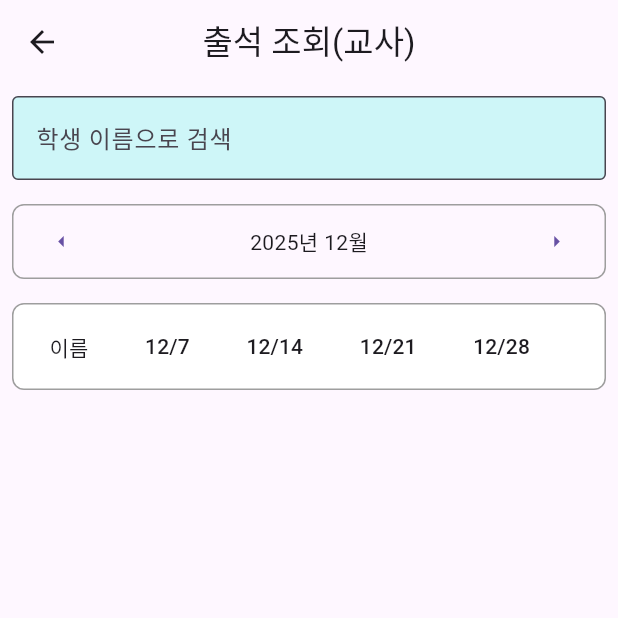
After one commit to Dev-Combu/Do_dream_youth, a Flutter app: the screen it shows once a user with an empty profile is signed in, item 2 of the bottom bar chosen, after a tap on "출석 확인", on a phone screen of 412 x 824 dp, the top half of it. The commit adds this screen. Run offline on Flutter 3.47's test engine with Material 3 defaults, Android fonts, the phone set to English and light mode, and no system bars; our stand-ins replace cloud_firestore, firebase_auth, firebase_core, flutter_riverpod, freezed_annotation, go_router and 3 more; missing offline and left inert: mobile_scanner; accounts and stored records are empty.

Commit message:
feat/교사 계정에서의 출석 확인

```diff
--- a/lib/data/repository_impl/at_history_repository_impl.dart
+++ b/lib/data/repository_impl/at_history_repository_impl.dart
@@ -7,7 +7,17 @@ class AtHistoryRepositoryImpl implements AtHistoryRepository{
   final AtHistoryDataSource _atHistoryDataSource;
 
   @override
-  Future<List<AtHistoryEntity>> readAtHistory() async{
+  Future<List<AtHistoryEntity>> readAtHistorySt() async{
+    final result = await _atHistoryDataSource.readAtHistorySt();
+    return result.map((dto) => AtHistoryEntity(
+      name: dto.name,
+      userId: dto.userId,
+      timestamp: dto.timestamp,
+    )).toList();
+  }
+
+  @override
+  Future<List<AtHistoryEntity>> readAtHistory() async {
     final result = await _atHistoryDataSource.readAtHistory();
     return result.map((dto) => AtHistoryEntity(
       name: dto.name,
--- a/lib/data/source/at_history/at_history_data_source.dart
+++ b/lib/data/source/at_history/at_history_data_source.dart
@@ -2,4 +2,5 @@ import 'package:do_dream_youth/data/dto/at_history/at_history_dto.dart';
 
 abstract class AtHistoryDataSource {
   Future<List<AtHistoryDto>> readAtHistory();
+  Future<List<AtHistoryDto>> readAtHistorySt();
 }
--- a/lib/data/source/at_history/at_history_data_source_impl.dart
+++ b/lib/data/source/at_history/at_history_data_source_impl.dart
@@ -1,39 +1,59 @@
 import 'package:cloud_firestore/cloud_firestore.dart';
 import 'package:do_dream_youth/data/dto/at_history/at_history_dto.dart';
 import 'package:do_dream_youth/data/source/at_history/at_history_data_source.dart';
+import 'package:firebase_auth/firebase_auth.dart';
 import 'package:logger/logger.dart';
 
 class AtHistoryDataSourceImpl implements AtHistoryDataSource {
   final FirebaseFirestore _firestore = FirebaseFirestore.instance;
   Logger log = Logger();
+  final String _uuid = FirebaseAuth.instance.currentUser!.uid;
 
   @override
-  Future<List<AtHistoryDto>> readAtHistory() async {
+  Future<List<AtHistoryDto>> readAtHistorySt() async {
     try {
-      final docRef = await _firestore
+      final docRef = _firestore
           .collection('attendance_students_all')
-          .get();
-      log.e(docRef.docs);
-      print("확인중 : ${docRef.docs}");
-      final atHistoryList = docRef.docs.expand((doc) {
-        final data = doc.data();
-        final name = data['name'];
+          .doc(_uuid);
+      final attendanceRef = await docRef.collection('attendance_history').get();
 
-        final attendances = data['attendances'] as Map<String, dynamic>;
-        return attendances.entries.map((entry) {
-          final value = entry.value;
+      final atHistoryList = attendanceRef.docs.map(
+        (doc) => AtHistoryDto(
+          name: doc['name'],
+          timestamp: doc['timestamp'].toDate(),
+          userId: _uuid,
+        ),
+      );
+      return atHistoryList.toList();
+    } catch (e) {
+      log.i('e: $e');
+      return Future.error(e);
+    }
+  }
 
-          return AtHistoryDto(
-            userId: doc.id,
-            name: name,
-            timestamp: value['timestamp'],
+  @override
+  Future<List<AtHistoryDto>> readAtHistory() async{
+    try{
+      final docref = _firestore
+          .collection('attendance_students_all');
+      final attendanceRef = await docref.get();
+      final atHistoryList = <AtHistoryDto>[];
+
+      for (var doc in attendanceRef.docs) {
+        final querySnapshot = await doc.reference.collection('attendance_history').get();
+        for (var historyDoc in querySnapshot.docs) {
+          atHistoryList.add(
+            AtHistoryDto(
+              name: historyDoc['name'],
+              timestamp: historyDoc['timestamp'].toDate(),
+              userId: doc.id,
+            ),
           );
-        });
-      }).toList();
-      log.e(atHistoryList);
+        }
+      }
       return atHistoryList;
     } catch (e) {
-      log.i(  'e: $e');
+      log.i('e: $e');
       return Future.error(e);
     }
   }
--- a/lib/domain/repository/at_history_repository.dart
+++ b/lib/domain/repository/at_history_repository.dart
@@ -1,5 +1,6 @@
 import 'package:do_dream_youth/domain/entity/at_history_entity.dart';
 
 abstract class AtHistoryRepository {
+  Future<List<AtHistoryEntity>> readAtHistorySt();
   Future<List<AtHistoryEntity>> readAtHistory();
 }
--- a/lib/domain/usecase/at_history_usecase.dart
+++ b/lib/domain/usecase/at_history_usecase.dart
@@ -5,6 +5,10 @@ class AtHistoryUsecase {
   AtHistoryUsecase(this._atHistoryRepository);
   final AtHistoryRepository _atHistoryRepository;
 
+  Future<List<AtHistoryEntity>> readAtHistorySt() {
+    return _atHistoryRepository.readAtHistorySt();
+  }
+
   Future<List<AtHistoryEntity>> readAtHistory() {
     return _atHistoryRepository.readAtHistory();
   }
--- a/lib/presentation/app/router.dart
+++ b/lib/presentation/app/router.dart
@@ -1,4 +1,5 @@
-import 'package:do_dream_youth/presentation/ui/attendance/at_history/at_history.dart';
+import 'package:do_dream_youth/presentation/ui/attendance/at_history/page_at_history_st.dart';
+import 'package:do_dream_youth/presentation/ui/attendance/at_history/page_at_history_teacher.dart';
 import 'package:do_dream_youth/presentation/ui/attendance/attendance_chek/attendance_check_page.dart';
 import 'package:do_dream_youth/presentation/ui/attendance/attendance_page.dart';
 import 'package:do_dream_youth/presentation/ui/attendance/attendance_qr/attendance_qr_page.dart';
@@ -144,8 +145,12 @@ final router = GoRouter(
       ],
     ),
     GoRoute(
-      path: '/at_history',
-      builder: (context, state) => AtHistory(),
+      path: '/at_history_st',
+      builder: (context, state) => PageAtHistorySt(),
+    ),
+    GoRoute(
+      path: '/at_history_teacher',
+      builder: (context, state) => PageAtHistoryTeacher(),
     ),
     GoRoute(
       path: '/attendance_qr',
--- a/lib/presentation/ui/attendance/at_history/at_history_view_model.dart
+++ b/lib/presentation/ui/attendance/at_history/at_history_view_model.dart
@@ -2,22 +2,60 @@ import 'package:do_dream_youth/domain/entity/at_history_entity.dart';
 import 'package:do_dream_youth/presentation/ui/attendance/at_history/at_history_provider.dart';
 import 'package:flutter_riverpod/flutter_riverpod.dart';
 
-class AtHistoryViewModel extends Notifier<List<AtHistoryEntity>>{
+class AtHistoryViewModel extends Notifier<AtHistoryState> {
   @override
-  List<AtHistoryEntity> build() {
-    return [];
+  AtHistoryState build() {
+    loadAllHistory(); // 초기 로딩 함수 통합
+    return AtHistoryState(); // 초기 상태
   }
-  Future<void> loadAtHistory() async{
-    try{
-      final result = await ref.read(atHistoryUsecaseProvider).readAtHistory();
-      state = result;
-    }catch(e){
+
+  Future<void> loadAllHistory() async {
+    // 두 함수를 동시에 호출하고, 완료되면 상태를 한 번에 업데이트할 수 있습니다.
+    await Future.wait([loadAtHistorySt(), loadAtHistory()]);
+  }
+
+  Future<void> loadAtHistorySt() async {
+    try {
+      final result = await ref.read(atHistoryUsecaseProvider).readAtHistorySt();
+      // 기존 상태를 복사하고 atHistoryStList만 업데이트
+      state = state.copyWith(atHistoryStList: result);
+    } catch (e) {
       rethrow;
     }
   }
 
+  Future<void> loadAtHistory() async {
+    try {
+      final result = await ref.read(atHistoryUsecaseProvider).readAtHistory();
+      // 기존 상태를 복사하고 atHistoryList만 업데이트
+      state = state.copyWith(atHistoryList: result);
+    } catch (e) {
+      rethrow;
+    }
+  }
 }
 
-final atHistoryViewModel =
-    NotifierProvider<AtHistoryViewModel, List<AtHistoryEntity>>(
-        () => AtHistoryViewModel());
+final atHistoryViewModel = NotifierProvider<AtHistoryViewModel, AtHistoryState>(
+  () => AtHistoryViewModel(),
+);
+
+class AtHistoryState {
+  final List<AtHistoryEntity> atHistoryList; // readAtHistory의 결과
+  final List<AtHistoryEntity> atHistoryStList; // readAtHistorySt의 결과
+
+
+  AtHistoryState({
+    this.atHistoryList = const [],
+    this.atHistoryStList = const [],
+  });
+
+  AtHistoryState copyWith({
+    List<AtHistoryEntity>? atHistoryList,
+    List<AtHistoryEntity>? atHistoryStList,
+  }) {
+    return AtHistoryState(
+      atHistoryList: atHistoryList ?? this.atHistoryList,
+      atHistoryStList: atHistoryStList ?? this.atHistoryStList,
+    );
+  }
+}
--- /dev/null
+++ b/lib/presentation/ui/attendance/at_history/page_at_history_teacher.dart
@@ -0,0 +1,187 @@
+import 'package:do_dream_youth/presentation/ui/attendance/at_history/at_history_view_model.dart';
+import 'package:flutter/material.dart';
+import 'package:flutter_riverpod/flutter_riverpod.dart';
+import 'package:go_router/go_router.dart';
+
+class PageAtHistoryTeacher extends ConsumerStatefulWidget {
+  const PageAtHistoryTeacher({super.key});
+
+  @override
+  ConsumerState<PageAtHistoryTeacher> createState() =>
+      _PageAtHistoryTeacherState();
+}
+
+class _PageAtHistoryTeacherState extends ConsumerState<PageAtHistoryTeacher> {
+  int month = DateTime.now().month;
+  int year = DateTime.now().year;
+
+  List<DateTime> getSundaysInMonth(int year, int month) {
+    List<DateTime> sundays = [];
+    // 해당 월의 마지막 날짜 구하기 (다음 달 0일 = 이번 달 말일)
+    int daysInMonth = DateTime(year, month + 1, 0).day;
+
+    for (int day = 1; day <= daysInMonth; day++) {
+      DateTime date = DateTime(year, month, day);
+      if (date.weekday == DateTime.sunday) {
+        sundays.add(date);
+      }
+    }
+    return sundays;
+  }
+
+  bool atOrNot(DateTime date) {
+    final attendances = ref.read(atHistoryViewModel).atHistoryList;
+    print('attendances: ${attendances.length}');
+
+    for (var attendance in attendances) {
+      if (attendance.timestamp.year == date.year &&
+          attendance.timestamp.month == date.month &&
+          attendance.timestamp.day == date.day) {
+        return true;
+      }
+    }
+    return false;
+  }
+
+  @override
+  Widget build(BuildContext context) {
+    final List<DateTime> sundays = getSundaysInMonth(year, month);
+    final atAll = ref.watch(atHistoryViewModel).atHistoryList;
+
+    // 1. 학생별 출석 날짜를 그룹화하는 Map 생성
+  Map<String, List<DateTime>> studentAttendanceMap = {};
+  for (var attendance in atAll) {
+    if (!studentAttendanceMap.containsKey(attendance.name)) {
+      studentAttendanceMap[attendance.name] = [];
+    }
+    // 해당 월의 출석만 표시되므로, 날짜가 중복되지 않도록 확인 후 추가
+    DateTime attendanceDate = DateTime(
+        attendance.timestamp.year,
+        attendance.timestamp.month,
+        attendance.timestamp.day);
+
+    if (attendanceDate.month == month &&
+        attendanceDate.year == year &&
+        !studentAttendanceMap[attendance.name]!.contains(attendanceDate)) {
+      studentAttendanceMap[attendance.name]!.add(attendanceDate);
+    }
+  }
+
+  // 2. Map을 사용하여 DataRow 리스트 생성
+  List<DataRow> attendanceRows = studentAttendanceMap.entries.map((entry) {
+    String studentName = entry.key;
+    List<DateTime> attendedDates = entry.value;
+
+    return DataRow(
+      cells: [
+        // 첫 번째 Cell: 학생 이름
+        DataCell(Text(studentName)),
+
+        // 나머지 Cell: 일요일별 출석 여부
+        ...sundays.map(
+          (sundayDate) {
+            // 해당 일요일에 이 학생의 출석 기록이 있는지 확인
+            bool hasAttended = attendedDates.any(
+              (attendedDate) =>
+                  attendedDate.year == sundayDate.year &&
+                  attendedDate.month == sundayDate.month &&
+                  attendedDate.day == sundayDate.day,
+            );
+
+            return DataCell(
+              Center( // 중앙 정렬을 위해 Center 추가 (선택 사항)
+                child: Icon(
+                  hasAttended ? Icons.check_circle : Icons.cancel,
+                  color: hasAttended ? Colors.green : Colors.red,
+                ),
+              ),
+            );
+          },
+        ),
+      ],
+    );
+  }).toList();
+
+    return Scaffold(
+      appBar: AppBar(
+        title: Text('출석 조회(교사)'),
+        centerTitle: true,
+        leading: BackButton(
+          onPressed: () {
+            context.go('/attendance');
+          },
+        ),
+      ),
+      body: Padding(
+        padding: const EdgeInsets.all(8.0),
+        child: Column(
+          children: [
+            TextField(
+              decoration: InputDecoration(
+                labelText: '학생 이름으로 검색',
+                border: OutlineInputBorder(),
+              ),
+            ),
+            SizedBox(height: 16.0),
+            Container(
+              decoration: BoxDecoration(
+                border: Border.all(color: Colors.grey),
+                borderRadius: BorderRadius.circular(8.0),
+              ),
+              child: Row(
+                children: [
+                  TextButton(
+                    onPressed: () {
+                      setState(() {
+                        month = month - 1;
+                        if (month < 1) {
+                          month = 12;
+                          year = year - 1;
+                        }
+                      });
+                    },
+                    child: Icon(Icons.arrow_left),
+                  ),
+                  Expanded(child: Center(child: Text('$year년 $month월'))),
+                  TextButton(
+                    onPressed: () {
+                      setState(() {
+                        month = month + 1;
+                        if (month > 12) {
+                          month = 1;
+                          year = year + 1;
+                        }
+                      });
+                    },
+                    child: Icon(Icons.arrow_right),
+                  ),
+                ],
+              ),
+            ),
+            SizedBox(height: 16.0),
+            Container(
+              decoration: BoxDecoration(
+                border: Border.all(color: Colors.grey),
+                borderRadius: BorderRadius.circular(8.0),
+                color: Colors.white,
+              ),
+              width: double.infinity,
+              child: DataTable(
+                dataRowMaxHeight: 60,
+                columnSpacing: 12,
+                columns: [
+                  DataColumn(label: Text('이름')),
+                  ...sundays.map(
+                    (date) =>
+                        DataColumn(label: Text('${date.month}/${date.day}')),
+                  ),
+                ],
+                rows:attendanceRows
+              ),
+            ),
+          ],
+        ),
+      ),
+    );
+  }
+}
--- a/lib/presentation/ui/attendance/attendance_chek/attendance_check_page.dart
+++ b/lib/presentation/ui/attendance/attendance_chek/attendance_check_page.dart
@@ -65,7 +65,7 @@ class _AttendanceCheckPageState extends ConsumerState<AttendanceCheckPage> {
 
   @override
   Widget build(BuildContext context) {
-    final token = ref.watch(attendancePrViewModel)!.token;
+    final token = ref.watch(attendancePrViewModel)?.token;
     final userName = ref.watch(userInfoViewModelProvider).value?.name;
     return Scaffold(
       appBar: AppBar(
--- a/lib/presentation/ui/attendance/attendance_page.dart
+++ b/lib/presentation/ui/attendance/attendance_page.dart
@@ -30,8 +30,8 @@ class _AttendancePageState extends ConsumerState<AttendancePage> {
               child: GestureDetector(
                 onTap: () {
                   userRole == "student"
-                  ? context.push('/at_history')
-                  : context.push('/at_history');
+                  ? context.go('/at_history_st')
+                  : context.go('/at_history_teacher');
 
                 },
                 child: Container(
```
Also changed, not shown: lib/data/source/attendance/student/attendance_st_data_source_impl.dart (+5 -8 lines), lib/presentation/ui/attendance/at_history/page_at_history_st.dart (renamed from lib/presentation/ui/attendance/at_history/at_history.dart, +14 -7 lines).
